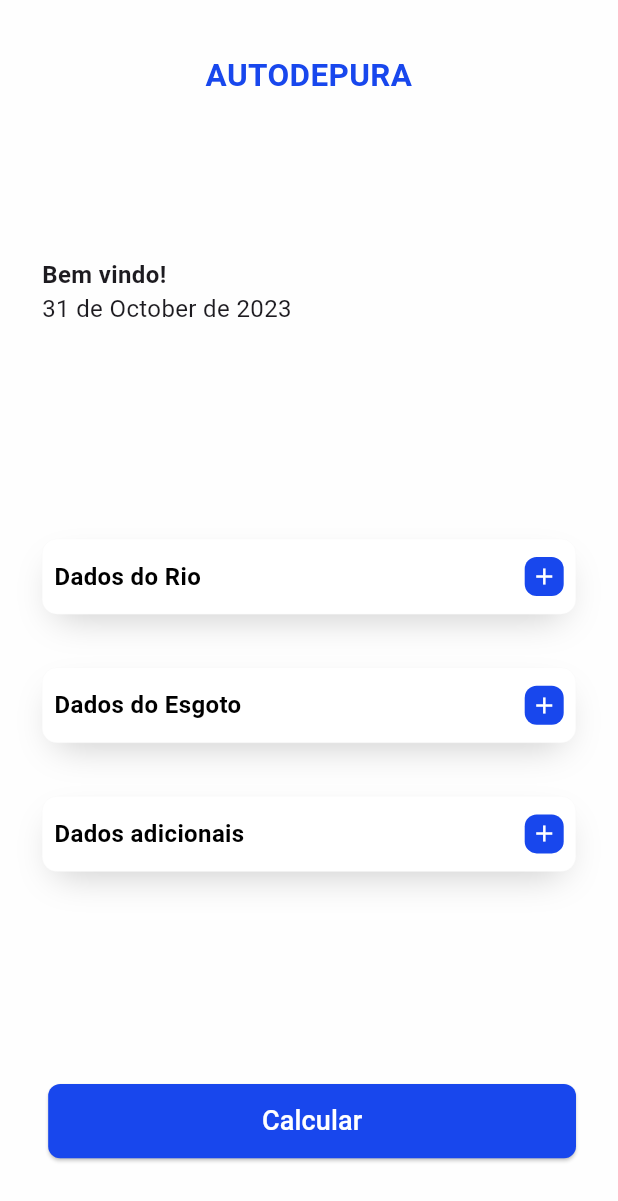
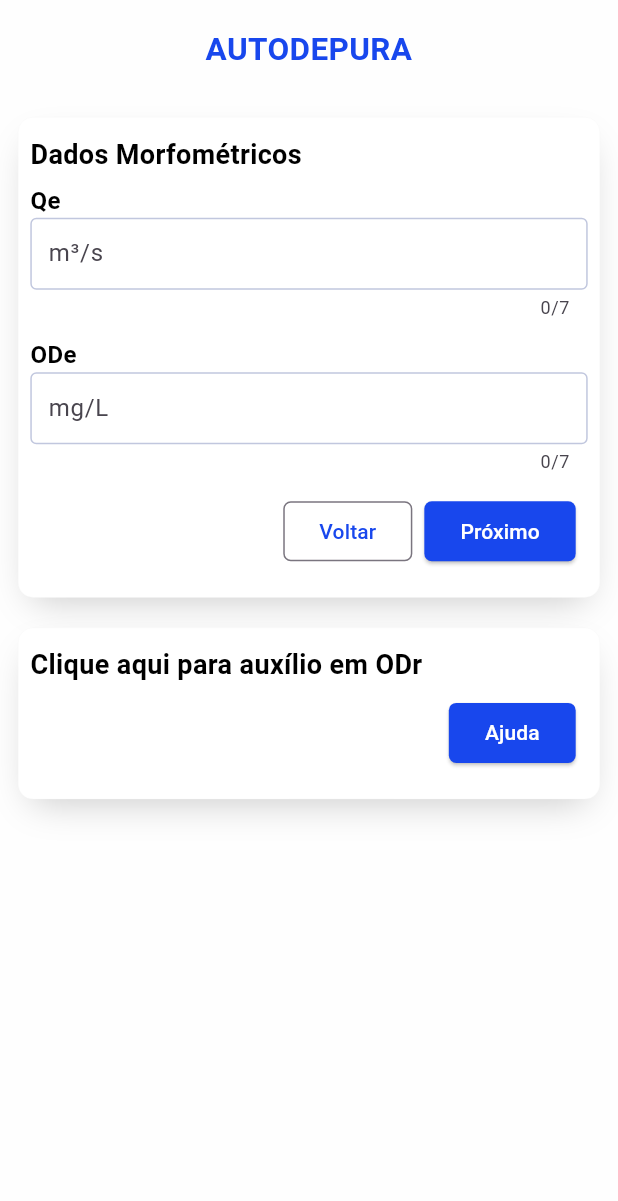
Before and after one commit to jvictorpdl/AutoDepuraF, a Flutter app: the screen it shows after launch, after a tap on "Dados adicionais", on a phone screen of 412 x 824 dp. Shown: the top 1201 px of the screen. Run offline on Flutter 3.47's test engine with Material 2 defaults, Android fonts, the phone set to English and light mode, and no system bars; our stand-ins replace bloc, flutter_bloc, freezed_annotation, get_it.

Commit message:
adicionada navegacao dados adicionais

```diff
--- a/lib/core/routes/routes.dart
+++ b/lib/core/routes/routes.dart
@@ -1,5 +1,6 @@
 import 'package:auto_depura/ui/pages/dados_do_rio/dados_do_rio.dart';
 import 'package:auto_depura/ui/pages/dados_do_esgoto/dados_do_esgoto.dart';
+import 'package:auto_depura/ui/pages/dados_adicionais/dados_adicionais.dart';
 import 'package:auto_depura/ui/pages/home/home.dart';
 import 'package:flutter/material.dart';
 
@@ -19,6 +20,10 @@ class Routes {
         return MaterialPageRoute(
           builder: (context) => const DadosDoEsgotoPage(),
         );
+      case "/dados-adicionais":
+        return MaterialPageRoute(
+          builder: (context) => const DadosAdicionaisPage(),
+        );
       default:
         return MaterialPageRoute(
           builder: (context) => const HomePage(),
--- /dev/null
+++ b/lib/ui/pages/dados_adicionais/dados_adicionais.dart
@@ -0,0 +1,114 @@
+import 'package:auto_depura/ui/pages/dados_do_rio/steps/dados_rio_step1.dart';
+import 'package:auto_depura/ui/pages/widgets/custom_card.dart';
+import 'package:auto_depura/ui/theme/app_theme.dart';
+import 'package:auto_depura/ui/widgets/app_title.dart';
+import 'package:auto_depura/ui/widgets/custom_input.dart';
+import 'package:auto_depura/ui/pages/dados_adicionais/steps/dados_adicionais_step1.dart';
+import 'package:flutter/material.dart';
+
+class DadosAdicionaisPage extends StatefulWidget {
+  const DadosAdicionaisPage({super.key});
+
+  @override
+  State<DadosAdicionaisPage> createState() => _DadosAdicionaisPageState();
+}
+
+class _DadosAdicionaisPageState extends State<DadosAdicionaisPage> {
+  int index = 0;
+  void onPressed(CustomCardAction action) {
+    switch (action) {
+      case CustomCardAction.previous:
+        if (index >= 1) setState(() => index--);
+        break;
+      case CustomCardAction.next:
+        // se index menor menor ou igual a total de steps - 1:
+        Navigator.of(context).pushReplacementNamed("/home");
+        break;
+    }
+  }
+
+  @override
+  Widget build(BuildContext context) {
+    return Scaffold(
+      backgroundColor: AppColors.background,
+      body: SafeArea(
+        child: ListView(
+          padding: const EdgeInsets.symmetric(
+            horizontal: 12,
+            vertical: 18,
+          ),
+          children: [
+            const AppTitle(),
+            const SizedBox(height: 30),
+            IndexedStack(
+              index: index,
+              children: [
+                DadosAdicionaisStep1(onPressed: onPressed),
+              ],
+            ),
+            const SizedBox(height: 20),
+            CustomCard(
+              title: "Clique aqui para auxílio em ODr",
+              singleButtonText: "Ajuda",
+              onPressed: (action) {
+                showDialog(
+                  context: context,
+                  builder: (context) => Dialog(
+                    child: Container(
+                      padding: const EdgeInsets.all(AppPaddings.defaultPadding),
+                      child: Column(
+                        mainAxisSize: MainAxisSize.min,
+                        crossAxisAlignment: CrossAxisAlignment.start,
+                        children: [
+                          Text(
+                            "Oxigênio dissolvido no rio",
+                            style: AppTextStyles.h1.copyWith(
+                              color: Colors.black,
+                            ),
+                          ),
+                          const Divider(
+                            thickness: 2,
+                            color: Colors.grey,
+                          ),
+                          RichText(
+                            text: TextSpan(
+                              style: AppTextStyles.h3,
+                              text:
+                                  "",
+                              children: [
+                                TextSpan(
+                                  text: "Não sendo possível coletar amostras, pode-se estimar a concentração de ODr em função do grau de poluição do curso d’água:\n\n",
+                                  style: AppTextStyles.h3.copyWith(fontWeight: FontWeight.bold,),
+                                ),
+                                TextSpan(
+                                  text: "● Curso d’água com poucos indícios de poluição:\n",
+                                  style: AppTextStyles.h3.copyWith(fontWeight: FontWeight.bold)
+                                ),
+                                const TextSpan(
+                                  text: "ODr pode ser de 80 a 90% do valor de saturação de oxigênio do rio;\n\n",
+                                ),
+                                TextSpan(
+                                    text: "● Curso d'água bem poluído:\n",
+                                    style: AppTextStyles.h3.copyWith(
+                                      fontWeight: FontWeight.bold,
+                                    )),
+                                const TextSpan(
+                                  text: "incluir os principais focos poluidores (ODr será bem inferior ao teor de saturação).",
+                                ),
+                              ],
+                            ),
+                          )
+                        ],
+                      ),
+                    ),
+                  ),
+                );
+              },
+              children: const [],
+            )
+          ],
+        ),
+      ),
+    );
+  }
+}
--- /dev/null
+++ b/lib/ui/pages/dados_adicionais/steps/dados_adicionais_step1.dart
@@ -0,0 +1,58 @@
+import 'package:auto_depura/core/bloc/global_bloc.dart';
+import 'package:auto_depura/core/extensions/double_to_input_text.dart';
+import 'package:auto_depura/core/extensions/string_to_double.dart';
+import 'package:auto_depura/core/services/service_locator.dart';
+import 'package:auto_depura/ui/pages/widgets/custom_card.dart';
+import 'package:auto_depura/ui/widgets/custom_input.dart';
+import 'package:flutter/material.dart';
+
+class DadosAdicionaisStep1 extends StatefulWidget {
+  final Function(CustomCardAction) onPressed;
+  const DadosAdicionaisStep1({super.key, required this.onPressed});
+
+  @override
+  State<DadosAdicionaisStep1> createState() => _DadosAdicionaisStep1State();
+}
+
+class _DadosAdicionaisStep1State extends State<DadosAdicionaisStep1> {
+  late final TextEditingController controller1;
+  late final TextEditingController controller2;
+  late final TextEditingController controller3;
+  late final TextEditingController controller4;
+  final GlobalBloc bloc = serviceLocator<GlobalBloc>();
+
+  @override
+  void initState() {
+    controller1 = TextEditingController(text: bloc.qe.toText);
+    controller2 = TextEditingController(text: bloc.odr.toText);
+    controller3 = TextEditingController(text: bloc.dbor.toText);
+    controller4 = TextEditingController(text: bloc.odmin.toText);
+    super.initState();
+  }
+
+  @override
+  Widget build(BuildContext context) {
+    return CustomCard(
+      title: "Dados Morfométricos",
+      onPressed: (action) {
+        widget.onPressed(action);
+        bloc.qe = controller1.text.asDouble;
+        bloc.ode = controller2.text.asDouble;
+
+      },
+      children: [
+        CustomInput(
+          controller: controller1,
+          title: "Qe",
+          hintText: "m³/s",
+        ),
+        CustomInput(
+          controller: controller2,
+          title: "ODe",
+          hintText: "mg/L",
+        ),
+
+      ],
+    );
+  }
+}
--- a/lib/ui/pages/home/home.dart
+++ b/lib/ui/pages/home/home.dart
@@ -60,7 +60,8 @@ class HomePage extends StatelessWidget {
               const Spacer(),
               HomeButtons(
                 title: "Dados adicionais",
-                onPressed: () {},
+                onPressed: () =>
+                  Navigator.of(context).pushNamed("/dados-adicionais"),
               ),
               const Spacer(flex: 4),
               Padding(
```
